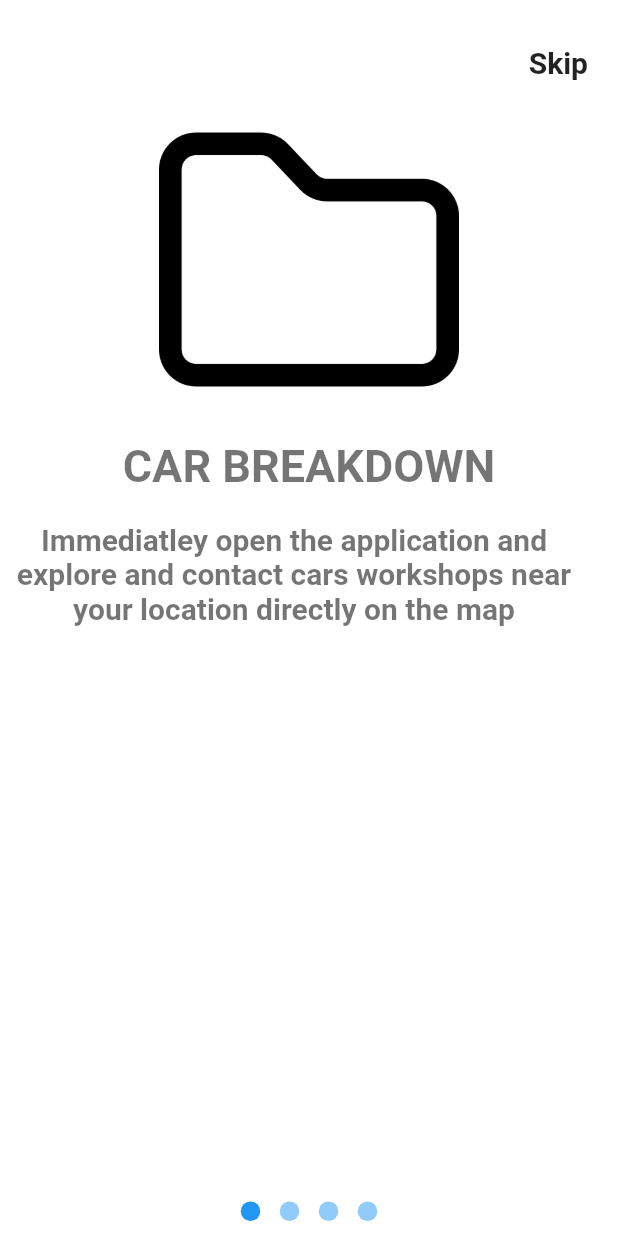
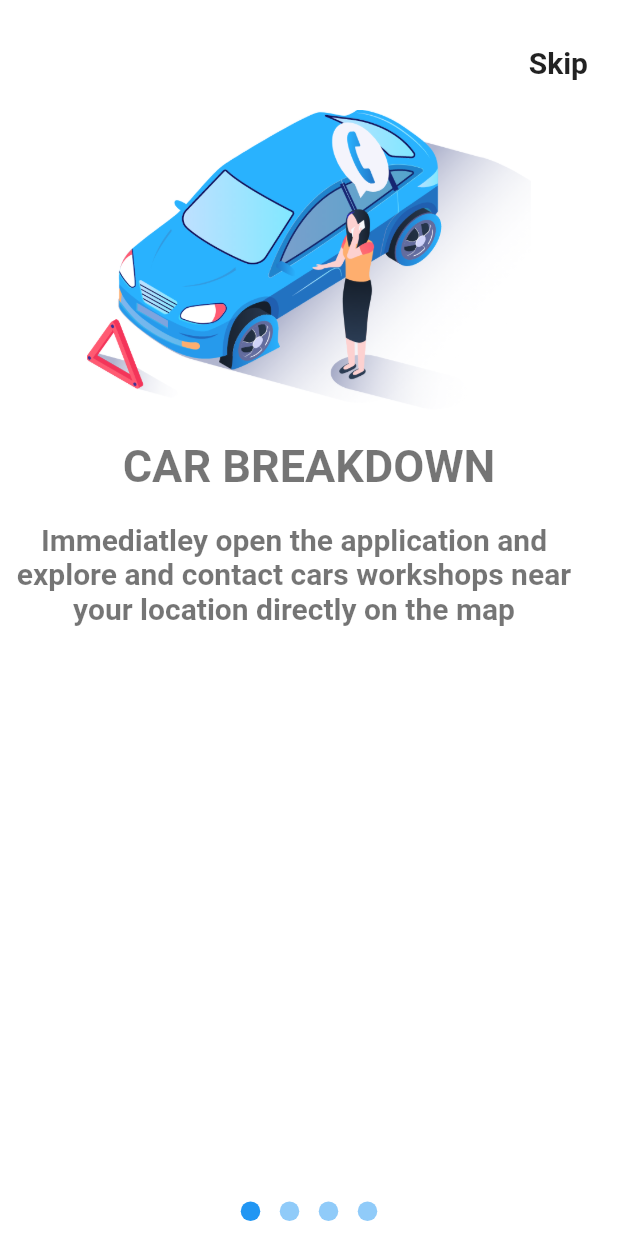
Before and after one commit to nilsys/flutterpractice, a Flutter app: the screen it shows after launch, after a tap on "Skip", on a phone screen of 412 x 824 dp. Run offline on Flutter 3.47's test engine with Material 2 defaults, Android fonts, the light colour scheme and no system bars; drawn by our look-alikes of intro_slider; our stand-ins replace after_layout, bottom_navy_bar, connectivity, dio, fluttertoast, shared_preferences and 2 more; network calls fail; Roboto replaces fonts that are missing (Raleway, RobotoMono).

Commit message:
fix SplashScreen.dart

```diff
--- a/lib/network/Network.dart
+++ b/lib/network/Network.dart
@@ -65,7 +65,7 @@ class Network {
     }
   }
 
-  Future<bool> login(String email,String password) async {
+  Future<User> login(String email,String password) async {
     var url ="$urlAer/login";
     var response = await http.post(url, headers: <String, String>{
       'Content-Type': 'application/json',
@@ -85,7 +85,7 @@ class Network {
 
       LoginResponse loginResponse = LoginResponse.fromJson(jsondata);
       print('success ${loginResponse.user.name}');
-      return true;
+      return loginResponse.user;
 
     } else {
       // If the server did not return a 200 OK response,
@@ -97,7 +97,7 @@ class Network {
      // ErrorLoginResponse errorLoginResponse =  ErrorLoginResponse.fromJson(errorData);
      // print(errorLoginResponse.message);
 
-      return false;
+
 
     }
   }
--- a/lib/ui/IntroSlides.dart
+++ b/lib/ui/IntroSlides.dart
@@ -23,7 +23,6 @@ class IntroScreenState extends State<IntroSlides> {
     // TODO: implement initState
     super.initState();
 
-    checkFirstSeen(context);
 
     slides.add(new Slide(
       title: "CAR BREAKDOWN",
@@ -42,7 +41,7 @@ class IntroScreenState extends State<IntroSlides> {
           fontWeight: FontWeight.bold,
           fontStyle: FontStyle.normal,
           fontFamily: 'Raleway'),
-      pathImage: "images/folder.png",
+      pathImage: "images/firstintro.png",
     ));
 
     slides.add(new Slide(
@@ -59,7 +58,7 @@ class IntroScreenState extends State<IntroSlides> {
             fontSize: 20.0,
             fontStyle: FontStyle.italic,
             fontFamily: 'Raleway'),
-        pathImage: "images/folder.png",
+        pathImage: "images/secondintro.png",
       ));
 
     slides.add(new Slide(
@@ -76,7 +75,7 @@ class IntroScreenState extends State<IntroSlides> {
           fontSize: 20.0,
           fontStyle: FontStyle.italic,
           fontFamily: 'Raleway'),
-      pathImage: "images/folder.png",
+      pathImage: "images/thirdintro.png",
     ));
 
     slides.add(new Slide(
@@ -93,7 +92,7 @@ class IntroScreenState extends State<IntroSlides> {
           fontSize: 20.0,
           fontStyle: FontStyle.italic,
           fontFamily: 'Raleway'),
-      pathImage: "images/folder.png",
+      pathImage: "images/forthintro.png",
     ));
 
   }
@@ -240,25 +239,10 @@ class IntroScreenState extends State<IntroSlides> {
   onTabSkipped() {
     Navigator.pushReplacement(
       context,
-      MaterialPageRoute(builder: (context) => MainScreen()),
+      MaterialPageRoute(builder: (context) => SignIn()),
     );
   }
 
-  Future checkFirstSeen(BuildContext context) async {
-    SharedPreferences prefs = await SharedPreferences.getInstance();
-    bool _seen = (prefs.getBool('seen') ?? false);
 
-    print("seen"+_seen.toString());
-
-    if (_seen==true) {
-      Navigator.of(context).pushReplacement(
-          new MaterialPageRoute(builder: (context) => new SignIn()));
-    } else {
-      await prefs.setBool('seen', true);
-
-      bool _seen = (prefs.getBool('seen'));
-      print("seen"+_seen.toString());
-    }
-  }
 
 }
--- a/lib/ui/SplashScreen.dart
+++ b/lib/ui/SplashScreen.dart
@@ -1,3 +1,5 @@
+import 'dart:async';
+
 import 'package:flutter/cupertino.dart';
 import 'package:flutter/material.dart';
 import 'package:flutterpractice/ui/IntroSlides.dart';
@@ -5,6 +7,8 @@ import 'package:flutterpractice/ui/MainScreens.dart';
 import 'package:shared_preferences/shared_preferences.dart';
 import 'package:splashscreen/splashscreen.dart';
 import 'package:after_layout/after_layout.dart';
+
+import 'SignIn.dart';
 
 class splashScreen extends StatefulWidget{
   @override
@@ -20,26 +24,48 @@ class _SplashScreen extends State<splashScreen>  {
 
 
     // TODO: implement build
-    return MaterialApp(home : new SplashScreen(
-        seconds: 3,
-        routeName: "/",
-        navigateAfterSeconds: new IntroSlides(),
-        image: new Image.asset('images/logo.png'),
-        imageBackground: Image.asset('images/splashbackground.png').image ,
-        backgroundColor: Colors.white,
-        styleTextUnderTheLoader: new TextStyle(),
-        photoSize: 100.0,
-        useLoader: false,
+    return Scaffold(body :
+    Container(
+
+     child: Image.asset("images/splashbackground.png"),
+     foregroundDecoration: BoxDecoration(image: DecorationImage(
+    image: Image.asset("images/logo.png").image,
+      fit: BoxFit.contain,
+    ),),
+
     ),
-      debugShowCheckedModeBanner: false
 
     );
+
+
+
   }
 
   @override
   void initState() {
     // TODO: implement initState
     super.initState();
+    Timer(Duration(seconds: 4),
+            ()=>checkFirstSeen(context)
+            );
   }
 
+
+  Future checkFirstSeen(BuildContext context) async {
+    SharedPreferences prefs = await SharedPreferences.getInstance();
+    bool _seen = (prefs.getBool('seen') ?? false);
+
+    // print("seen"+_seen.toString());
+
+    if (_seen==true) {
+      Navigator.of(context).pushReplacement(
+          new MaterialPageRoute(builder: (context) => new SignIn()));
+    } else {
+      await prefs.setBool('seen', true);
+      Navigator.of(context).pushReplacement(
+          new MaterialPageRoute(builder: (context) => new IntroSlides()));
+      bool _seen = (prefs.getBool('seen'));
+      //   print("seen"+_seen.toString());
+    }
+  }
 }
--- a/pubspec.yaml
+++ b/pubspec.yaml
@@ -69,6 +69,10 @@ flutter:
     - images/signup.png
     - images/client.png
     - images/Workshop.png
+    - images/firstintro.png
+    - images/secondintro.png
+    - images/thirdintro.png
+    - images/forthintro.png
 
   # To add assets to your application, add an assets section, like this:
   # assets:
```
Also changed, not shown: lib/ui/SignIn.dart (+12 -8 lines), images/firstintro.png (added), images/forthintro.png (added), images/secondintro.png (added), images/thirdintro.png (added), lib/component/BaseBottomBar.dart (deleted).
